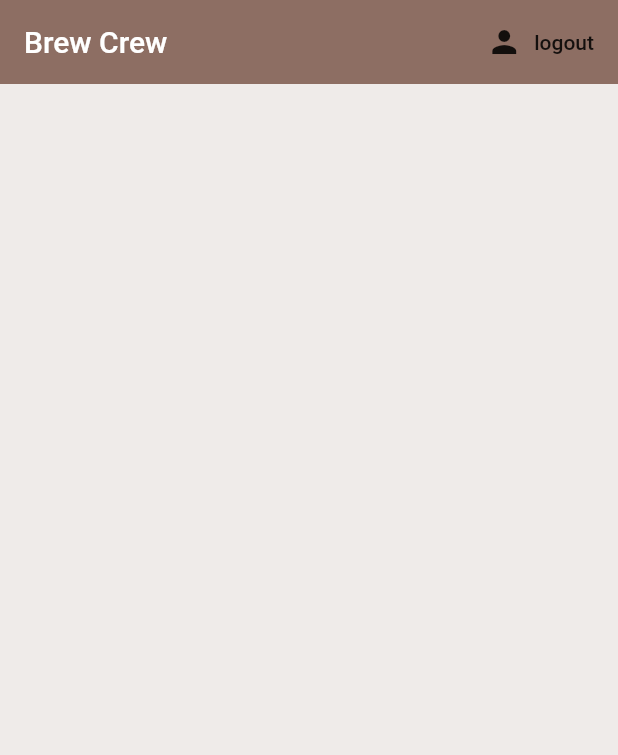
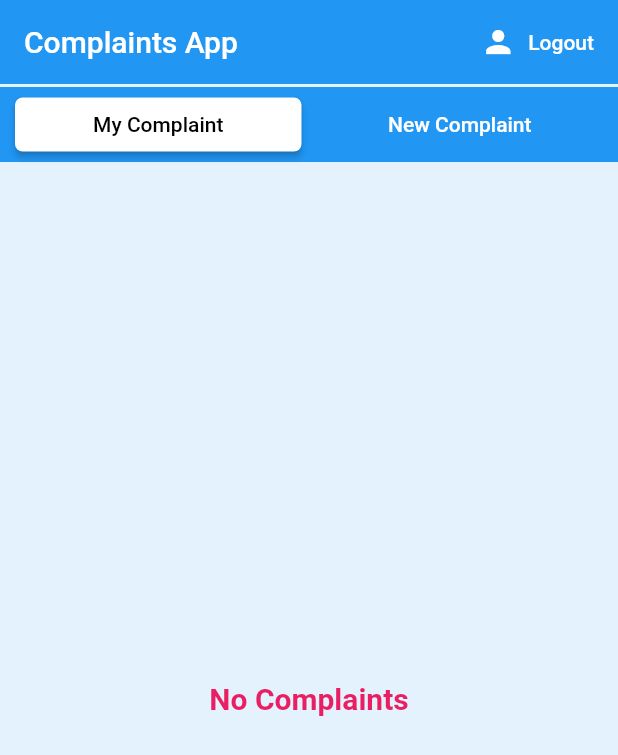
Before and after one commit to JanithMS/complaints_flutterapp, a Flutter app: the screen it shows once a user with an empty profile is signed in, on a phone screen of 412 x 824 dp. Shown: the top 755 px of the screen. Run offline on Flutter 3.47's test engine with Material 2 defaults, Android fonts, the phone set to English and light mode, and no system bars; our stand-ins replace firebase_auth, flutter_spinkit, image_picker; accounts and stored records are empty.

Commit message:
Finished with Home Screen

```diff
--- /dev/null
+++ b/lib/Models/ComplaintClass.dart
@@ -0,0 +1,11 @@
+import 'dart:io';
+
+// import 'dart:html';
+
+class ComplaintsClass {
+  final String title;
+  final String description;
+  final File image;
+
+  ComplaintsClass({this.title, this.description, this.image});
+}
--- a/lib/Screens/Home/Home.dart
+++ b/lib/Screens/Home/Home.dart
@@ -1,3 +1,7 @@
+import 'package:complaints_app/Models/ComplaintClass.dart';
+import 'package:complaints_app/Screens/Home/Widgets/CustomButton.dart';
+import 'package:complaints_app/Screens/Home/Widgets/MyComplaints.dart';
+import 'package:complaints_app/Screens/Home/Widgets/NewComplaint.dart';
 import 'package:complaints_app/Services/AuthService.dart';
 import 'package:flutter/material.dart';
 
@@ -8,26 +12,117 @@ class HomeComplaints extends StatefulWidget {
 }
 
 class _HomeComplaintsState extends State<HomeComplaints> {
+  PageController pageController = PageController();
+  double currentPage;
+
+  List<ComplaintsClass> _complaintsClass;
+
+  void refresh() {
+    setState(() {
+      pageController.animateToPage(0,
+          duration: Duration(milliseconds: 20), curve: Curves.bounceInOut);
+    });
+  }
+
+  @override
+  void initState() {
+    super.initState();
+    currentPage = 0.0;
+    pageController = PageController(initialPage: currentPage.toInt());
+    _complaintsClass = [];
+  }
+
   @override
   Widget build(BuildContext context) {
+    pageController.addListener(() {
+      setState(() {
+        currentPage = pageController.page;
+      });
+    });
+    //print('$_complaintsClass.title');
     return Container(
       child: Scaffold(
-        backgroundColor: Colors.brown[50],
+        backgroundColor: Colors.blue[50],
         appBar: AppBar(
-          title: Text('Brew Crew'),
-          backgroundColor: Colors.brown[400],
+          title: Text('Complaints App'),
+          backgroundColor: Colors.blue,
           elevation: 0.0,
           actions: <Widget>[
             FlatButton.icon(
-              icon: Icon(Icons.person),
-              label: Text('logout'),
+              icon: Icon(Icons.person, color: Colors.white),
+              label: Text('Logout', style: TextStyle(color: Colors.white)),
               onPressed: () async {
                 await widget._auth.signOut();
               },
             ),
           ],
         ),
+        body: Column(
+          children: [
+            SizedBox(
+              height: 2.0,
+            ),
+            Container(
+                height: 50,
+                color: Colors.blue,
+                padding: EdgeInsets.fromLTRB(10, 7, 10, 7),
+                child: headWidget(context)),
+            Expanded(
+              child: PageView(
+                controller: pageController,
+                children: <Widget>[
+                  MyComplaints(
+                    complaintsClass: _complaintsClass,
+                  ),
+                  NewComplaint(
+                    refresh: refresh,
+                    complaintsClass: _complaintsClass,
+                  )
+                ],
+              ),
+            ),
+          ],
+        ),
       ),
     );
   }
+
+  Widget headWidget(BuildContext context) {
+    return Row(
+      children: <Widget>[
+        Expanded(
+            flex: 1,
+            child: CustomButton(
+              color: currentPage < 0.5 && currentPage < 1 ? Colors.white : null,
+              onPressed: () {
+                pageController.animateToPage(0,
+                    duration: Duration(milliseconds: 20),
+                    curve: Curves.bounceInOut);
+              },
+              textColor: currentPage < 0.5 && currentPage < 1
+                  ? Colors.black
+                  : Colors.white,
+              buttonText: "My Complaint",
+            )),
+        SizedBox(
+          width: 10,
+        ),
+        Expanded(
+            flex: 1,
+            child: CustomButton(
+              color:
+                  currentPage >= 1 && currentPage < 1.5 ? Colors.white : null,
+              onPressed: () {
+                pageController.animateToPage(1,
+                    duration: Duration(milliseconds: 20),
+                    curve: Curves.bounceInOut);
+              },
+              textColor: currentPage >= 1 && currentPage < 1.5
+                  ? Colors.black
+                  : Colors.white,
+              buttonText: "New Complaint",
+            )),
+      ],
+    );
+  }
 }
--- /dev/null
+++ b/lib/Screens/Home/Widgets/CustomButton.dart
@@ -0,0 +1,29 @@
+import 'package:flutter/cupertino.dart';
+import 'package:flutter/material.dart';
+
+class CustomButton extends StatelessWidget {
+  final VoidCallback onPressed;
+  final Color color;
+  final String buttonText;
+  final Color textColor;
+
+  CustomButton({
+    this.onPressed,
+    this.color,
+    this.buttonText,
+    this.textColor,
+  });
+
+  @override
+  Widget build(BuildContext context) {
+    return MaterialButton(
+        onPressed: onPressed,
+        shape: RoundedRectangleBorder(
+            side: BorderSide(color: Colors.transparent),
+            borderRadius: BorderRadius.circular(5)),
+        color: color,
+        textColor: textColor,
+        padding: EdgeInsets.fromLTRB(0, 3, 0, 3),
+        child: Center(child: Text(buttonText)));
+  }
+}
--- /dev/null
+++ b/lib/Screens/Home/Widgets/MyComplaints.dart
@@ -0,0 +1,53 @@
+import 'package:complaints_app/Models/ComplaintClass.dart';
+import 'package:complaints_app/Screens/Home/Widgets/ComplaintCardWidget.dart';
+import 'package:flutter/material.dart';
+
+class MyComplaints extends StatefulWidget {
+  final List<ComplaintsClass> complaintsClass;
+  MyComplaints({this.complaintsClass});
+  @override
+  _MyComplaintsState createState() => _MyComplaintsState();
+}
+
+class _MyComplaintsState extends State<MyComplaints> {
+  @override
+  void initState() {
+    super.initState();
+  }
+
+  @override
+  Widget build(BuildContext context) {
+    return widget.complaintsClass.length == 0
+        ? Center(
+            child: Text(
+            'No Complaints',
+            style: TextStyle(
+                fontWeight: FontWeight.bold,
+                color: Colors.pink,
+                fontSize: 20.0),
+          ))
+        : Column(
+            children: <Widget>[
+              Expanded(
+                child: ListView(
+                    padding: EdgeInsets.fromLTRB(15.0, 10.0, 15.0, 0.0),
+                    scrollDirection: Axis.vertical,
+                    children: List.generate(
+                      widget.complaintsClass.length,
+                      (index) {
+                        //print('${widget.complaintsClass[index].title}');
+                        //print('${widget.complaintsClass[index].description}');
+                        return ComplaintsWidget(
+                          title: widget.complaintsClass[index].title,
+                          description:
+                              widget.complaintsClass[index].description,
+                          image: widget.complaintsClass[index].image,
+                          //image: _image
+                        );
+                      },
+                    )),
+              ),
+            ],
+          );
+  }
+}
--- a/lib/Screens/Wrapper.dart
+++ b/lib/Screens/Wrapper.dart
@@ -9,8 +9,6 @@ class Wrapper extends StatelessWidget {
   Widget build(BuildContext context) {
     final user = Provider.of<User>(context);
 
-    //final user = 'NEBSYE4FwxdrDBpYycozuIjoHiI2';
     return user == null ? Auth() : HomeComplaints();
-    //return HomeComplaints();
   }
 }
--- a/pubspec.yaml
+++ b/pubspec.yaml
@@ -32,6 +32,7 @@ dependencies:
   cloud_firestore: ^0.13.7
   provider: ^3.1.0
   flutter_spinkit: "^4.0.0"
+  image_picker: ^0.6.7+4
 
 dev_dependencies:
   flutter_test:
```
Also changed, not shown: lib/Screens/Home/Widgets/ComplaintCardWidget.dart (added, +38 -0 lines), lib/Screens/Home/Widgets/NewComplaint.dart (added, +155 -0 lines), pubspec.lock.
